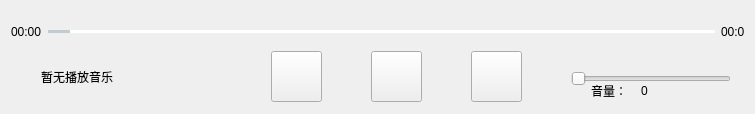
The window that music_box/player.ui (Undermoon1412/Box_of_music) describes before a commit, drawn with Qt 5.
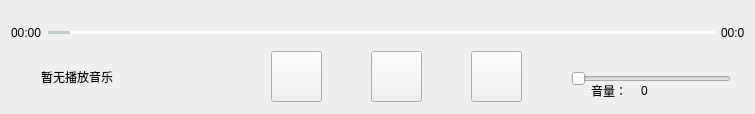
The same window after the commit. Icons and pictures are not drawn.

```diff
--- a/music_box/player.ui
+++ b/music_box/player.ui
@@ -94,7 +94,7 @@
         <x>0</x>
         <y>10</y>
         <width>741</width>
-        <height>21</height>
+        <height>24</height>
        </rect>
       </property>
       <layout class="QHBoxLayout" name="horizontalLayout">
```
